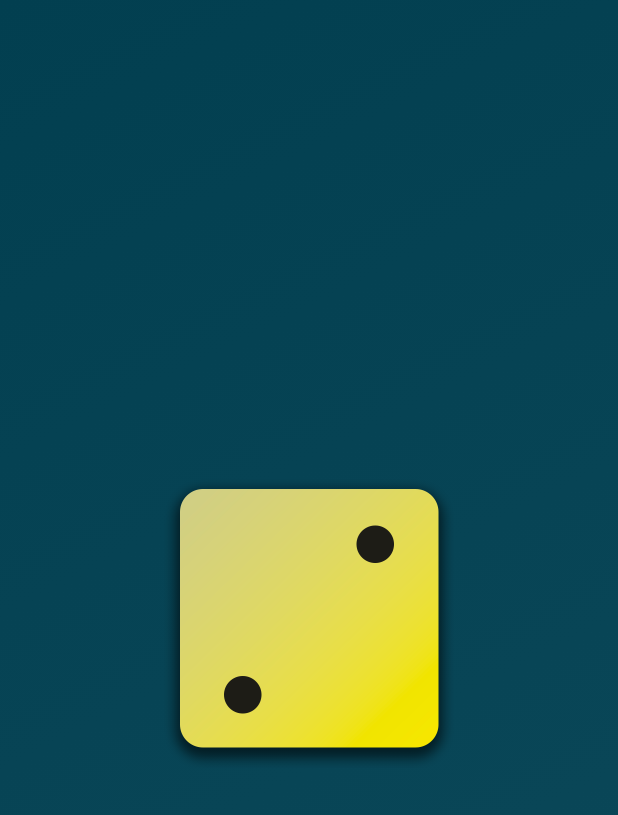
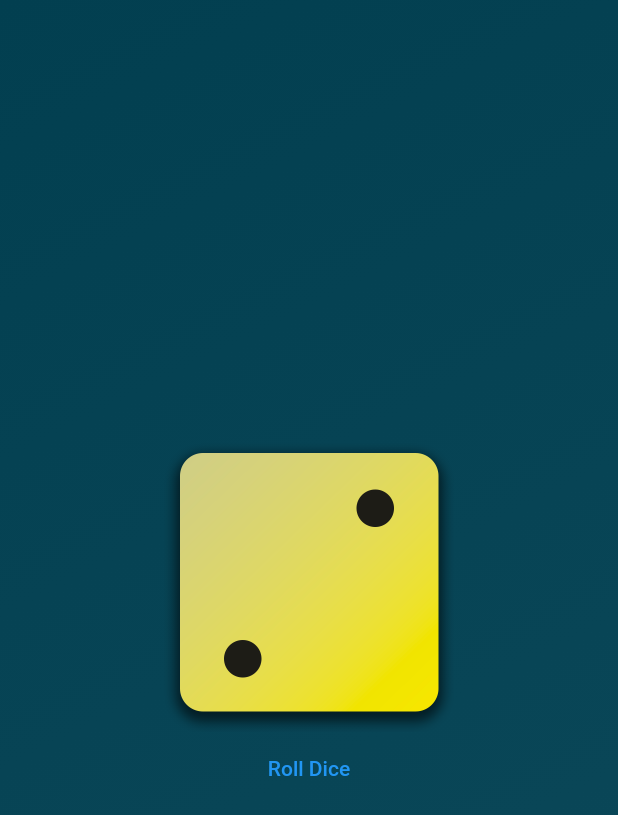
Before and after one commit to HitzCommitted/flutter_first_app, a Flutter app: the screen it shows after launch, on a phone screen of 412 x 824 dp. Shown: the top 815 px of the screen. Run offline on Flutter 3.47's test engine with Material 2 defaults, Android fonts, the phone set to English and light mode, and no system bars.

Commit message:
centred the dice image

```diff
--- a/lib/gradient_container.dart
+++ b/lib/gradient_container.dart
@@ -7,6 +7,8 @@ class GradientContainer extends StatelessWidget {
   const GradientContainer(this.colors, {super.key});
 
   final List<Color> colors;
+
+  void rollDice() {}
 
   @override
   Widget build(context) {
@@ -19,9 +21,18 @@ class GradientContainer extends StatelessWidget {
         ),
       ),
       child: Center(
-        child: Image.asset(
-          'assets/images/dice-2.png',
-          width: 200,
+        child: Column(
+          mainAxisSize: MainAxisSize.min,
+          children: [
+            Image.asset(
+              'assets/images/dice-2.png',
+              width: 200,
+            ),
+            TextButton(
+              onPressed: rollDice,
+              child: const Text('Roll Dice'),
+            )
+          ],
         ),
       ),
     );
```
